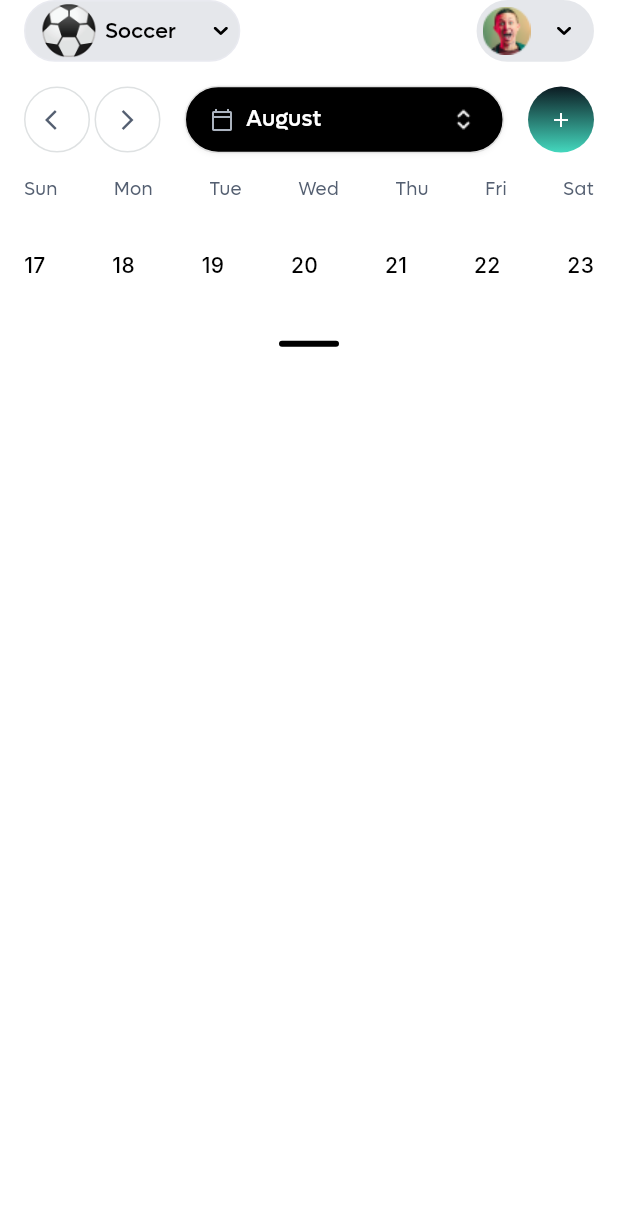
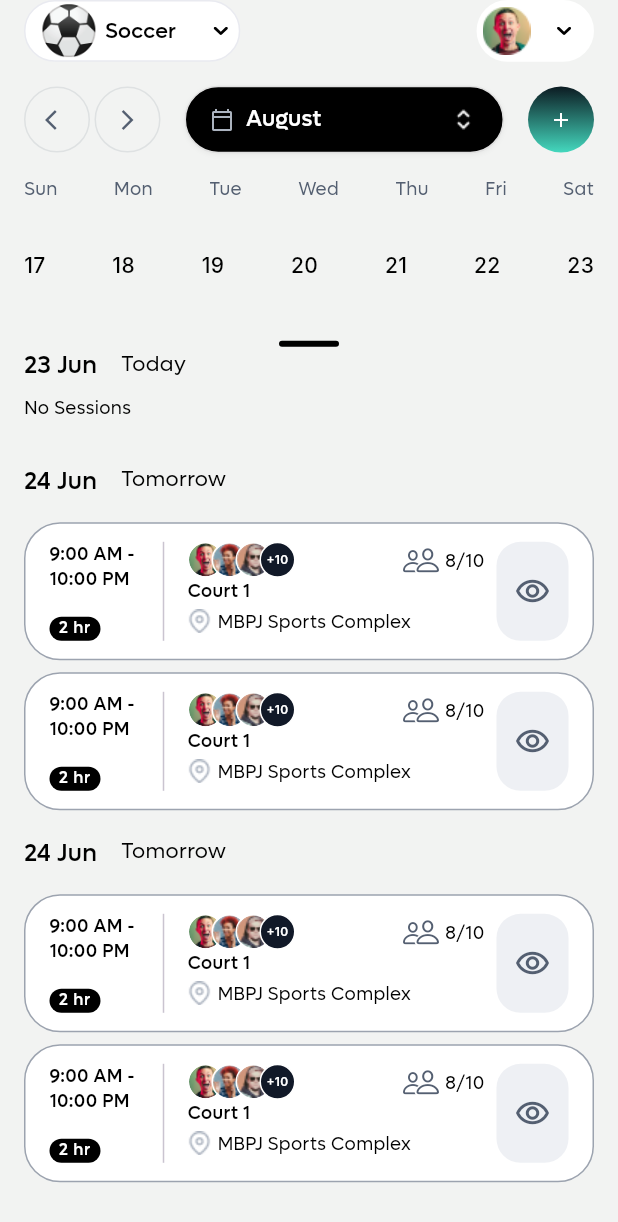
Before and after one commit to Waqas0321/lawan, a Flutter app: the screen it shows after launch, on a phone screen of 412 x 824 dp. Shown: the top 1222 px of the screen. Run offline on Flutter 3.47's test engine with Material 3 defaults, Android fonts, the phone set to English and light mode, and no system bars; our stand-ins replace device_preview, flutter_screenutil, flutter_svg, get, table_calendar; missing offline and left inert: adaptive_sizer; Roboto replaces fonts that are missing (Inter).

Commit message:
Session Screen 1 Updation

```diff
--- a/lib/app/screens/Session_Screen/SessionScreen.dart
+++ b/lib/app/screens/Session_Screen/SessionScreen.dart
@@ -1,3 +1,4 @@
+import 'package:flutter/cupertino.dart';
 import 'package:flutter/material.dart';
 import 'package:flutter_svg/svg.dart';
 import 'package:lawan/app/screens/Session_Screen/Widgets/Session_Header.dart';
@@ -7,6 +8,7 @@ import 'package:table_calendar/table_calendar.dart';
 import '../../utils/images.dart';
 import '../HomeScreen/Widgets/Table_Calender.dart';
 import 'Widgets/Session_timeSlot.dart';
+import 'Widgets/session_Container.dart';
 class Sessionscreen extends StatefulWidget {
   const Sessionscreen({super.key});
 
@@ -18,7 +20,7 @@ class _SessionscreenState extends State<Sessionscreen> {
   @override
   Widget build(BuildContext context) {
     return Scaffold(
-      backgroundColor: Colors.white,
+      backgroundColor: Color(0xFFF2F3F2),
       body: SafeArea(
         child: Padding(
           padding: const EdgeInsets.only(left: 16,right: 16),
@@ -26,7 +28,121 @@ class _SessionscreenState extends State<Sessionscreen> {
             child: Column(
               children: [
                 SessionHeader(),
-                CustomCalender()
+                CustomCalender(),
+                Column(
+                  crossAxisAlignment: CrossAxisAlignment.start,
+                  children: [
+                    SizedBox(
+                      height: 24,
+                      child: Row(
+                        children: [
+                          Text(
+                            '23 Jun',
+                            style: TextStyle(
+                              color: Colors.black,
+                              fontSize: 16,
+                              fontFamily: 'Lufga',
+                              fontWeight: FontWeight.w500,
+                              height: 0.09,
+                            ),
+                          ),
+                          SizedBox(width: 16),
+                          Text(
+                            'Today',
+                            style: TextStyle(
+                              color: Colors.black,
+                              fontSize: 14,
+                              fontFamily: 'Lufga',
+                              fontWeight: FontWeight.w400,
+                              height: 0.11,
+                            ),
+                          ),
+                        ],
+                      ),
+                    ),
+                    SizedBox(height: 16),
+                    SizedBox(
+                      height: 21,
+                      child: Text(
+                        'No Sessions',
+                        style: TextStyle(
+                          color: Colors.black,
+                          fontSize: 12,
+                          fontFamily: 'Lufga',
+                          fontWeight: FontWeight.w400,
+                          height: 0.12,
+                        ),
+                      ),
+                    ),
+                    SizedBox(height: 16),
+                    SizedBox(
+                      height: 24,
+                      child: Row(
+                        children: [
+                          Text(
+                            '24 Jun',
+                            style: TextStyle(
+                              color: Colors.black,
+                              fontSize: 16,
+                              fontFamily: 'Lufga',
+                              fontWeight: FontWeight.w500,
+                              height: 0.09,
+                            ),
+                          ),
+                          SizedBox(width: 16),
+                          Text(
+                            'Tomorrow',
+                            style: TextStyle(
+                              color: Colors.black,
+                              fontSize: 14,
+                              fontFamily: 'Lufga',
+                              fontWeight: FontWeight.w400,
+                              height: 0.11,
+                            ),
+                          ),
+                        ],
+                      ),
+                    ),
+                  ],
+                ),
+
+                SizedBox(height: 16),
+                SessionContainer(),
+                SizedBox(height: 8,),
+                SessionContainer(),
+                SizedBox(height: 16,),
+                SizedBox(
+                  height: 24,
+                  child: Row(
+                    children: [
+                      Text(
+                        '24 Jun',
+                        style: TextStyle(
+                          color: Colors.black,
+                          fontSize: 16,
+                          fontFamily: 'Lufga',
+                          fontWeight: FontWeight.w500,
+                          height: 0.09,
+                        ),
+                      ),
+                      SizedBox(width: 16),
+                      Text(
+                        'Tomorrow',
+                        style: TextStyle(
+                          color: Colors.black,
+                          fontSize: 14,
+                          fontFamily: 'Lufga',
+                          fontWeight: FontWeight.w400,
+                          height: 0.11,
+                        ),
+                      ),
+                    ],
+                  ),
+                ),
+                SizedBox(height: 16,),
+                SessionContainer(),
+                SizedBox(height: 8,),
+                SessionContainer(),
               ],
             ),
           ),
--- a/lib/app/screens/Session_Screen/Widgets/Session_Header.dart
+++ b/lib/app/screens/Session_Screen/Widgets/Session_Header.dart
@@ -44,7 +44,7 @@ class _SessionHeaderState extends State<SessionHeader> {
           mainAxisAlignment: MainAxisAlignment.spaceBetween,
           children: [
             TimeSlotHome(
-              color: Color(0xFFE5E7EB),
+              color: Colors.white,
               timeSlots: weeksRate,
               selectedTimeSlot: _selectedTimeSlot,
               onChanged: _onTimeSlotChanged,
@@ -56,7 +56,7 @@ class _SessionHeaderState extends State<SessionHeader> {
               height: MediaQuery.of(context).size.height * 0.05,
               width: MediaQuery.of(context).size.width * 0.19,
               decoration: BoxDecoration(
-                  color: Color(0xFFE5E7EB),
+                  color: Colors.white,
                   borderRadius: BorderRadius.circular(300)),
               child: Row(
                 mainAxisAlignment: MainAxisAlignment.spaceBetween,
--- a/lib/app/screens/Session_Screen/Widgets/calander.dart
+++ b/lib/app/screens/Session_Screen/Widgets/calander.dart
@@ -31,7 +31,8 @@ class _CustomCalenderState extends State<CustomCalender> {
   ];
   @override
   Widget build(BuildContext context) {
-    return Column(
+    return SingleChildScrollView(
+        child: Column(
           children: [
 
             Row(
@@ -218,6 +219,7 @@ class _CustomCalenderState extends State<CustomCalender> {
 
               },
 
+
               child: Container(
                 width: 40,
                 height: 4,
@@ -231,6 +233,7 @@ class _CustomCalenderState extends State<CustomCalender> {
             )
 
           ],
+        ),
     );
   }
 }
--- /dev/null
+++ b/lib/app/screens/Session_Screen/Widgets/session_Container.dart
@@ -0,0 +1,244 @@
+import 'package:flutter/cupertino.dart';
+import 'package:flutter/material.dart';
+
+import '../../../utils/images.dart';
+class SessionContainer extends StatelessWidget {
+  const SessionContainer({
+    super.key,
+  });
+
+  @override
+  Widget build(BuildContext context) {
+    return Column(
+      crossAxisAlignment: CrossAxisAlignment.start,
+      children: [
+
+        Container(
+          height: 92,
+          padding: const EdgeInsets.symmetric(horizontal: 16, vertical: 12),
+          decoration: ShapeDecoration(
+            color: Colors.white,
+            shape: RoundedRectangleBorder(
+              side: BorderSide(width: 1, color: Color(0xFF9CA3AF)),
+              borderRadius: BorderRadius.circular(24),
+            ),
+          ),
+          child: Row(
+            children: [
+              Container(
+                width: 60,
+                height: 68,
+                child: Column(
+                  mainAxisSize: MainAxisSize.min,
+                  mainAxisAlignment: MainAxisAlignment.spaceBetween,
+                  crossAxisAlignment: CrossAxisAlignment.start,
+                  children: [
+                    Text(
+                      '9:00 AM -\n10:00 PM',
+                      style: TextStyle(
+                        color: Colors.black,
+                        fontSize: 12,
+                        fontFamily: 'Lufga',
+                        fontWeight: FontWeight.w500,
+                      ),
+                    ),
+                    Container(
+                      width: 34,
+                      height: 16,
+                      padding: const EdgeInsets.symmetric(horizontal: 4),
+                      clipBehavior: Clip.antiAlias,
+                      decoration: ShapeDecoration(
+                        color: Colors.black,
+                        shape: RoundedRectangleBorder(
+                          borderRadius: BorderRadius.circular(100),
+                        ),
+                      ),
+                      child: Text(
+                        '2 hr',
+                        textAlign: TextAlign.center,
+                        style: TextStyle(
+                          color: Colors.white,
+                          fontSize: 11,
+                          fontFamily: 'Lufga',
+                          fontWeight: FontWeight.w500,
+                          letterSpacing: 0.50,
+                        ),
+                      ),
+                    )
+                  ],
+                ),
+              ),
+              SizedBox(width: 8,),
+              VerticalDivider(),
+              SizedBox(width: 8,),
+              Expanded(
+                flex: 3,
+                child: Container(
+                  height: 80,
+                  color: Colors.white,
+                  child: Column(
+                    crossAxisAlignment: CrossAxisAlignment.start,
+                    children: [
+                      Stack(
+                        children: [
+                          Row(
+                            children: [
+
+                            ],
+                          ),
+                          Container(
+                            width: 24,
+                            height: 24,
+                            decoration: ShapeDecoration(
+                              image: DecorationImage(
+                                image: AssetImage(Images.avatar),
+                                fit: BoxFit.fill,
+                              ),
+                              shape: RoundedRectangleBorder(
+                                side: BorderSide(width: 1, color: Colors.white),
+                                borderRadius: BorderRadius.circular(100),
+                              ),
+                            ),
+                          ),
+                          Positioned(
+                            left: 16,
+                            child: Container(
+                              width: 24,
+                              height: 24,
+                              decoration: ShapeDecoration(
+                                image: DecorationImage(
+                                  image: AssetImage(Images.avatar2),
+                                  fit: BoxFit.fill,
+                                ),
+                                shape: RoundedRectangleBorder(
+                                  side: BorderSide(width: 1, color: Colors.white),
+                                  borderRadius: BorderRadius.circular(100),
+                                ),
+                              ),
+                            ),
+
+                          ),
+                          Positioned(
+                            left: 32,
+                            child: Container(
+                              width: 24,
+                              height: 24,
+                              decoration: ShapeDecoration(
+                                image: DecorationImage(
+                                  image: AssetImage(Images.avatar3),
+                                  fit: BoxFit.fill,
+                                ),
+                                shape: RoundedRectangleBorder(
+                                  side: BorderSide(width: 1, color: Colors.white),
+                                  borderRadius: BorderRadius.circular(100),
+                                ),
+                              ),
+                            ),
+
+                          ),
+                          Positioned(
+                            left: 48,
+                            child: Container(
+                              width: 24,
+                              height: 24,
+                              decoration: ShapeDecoration(
+                                color: Color(0xFF111928),
+                                shape: RoundedRectangleBorder(
+                                  side: BorderSide(width: 1, color: Colors.white),
+                                  borderRadius: BorderRadius.circular(999),
+                                ),
+                              ),
+                              child: Center(
+                                  child: Text(
+                                    '+10',
+                                    textAlign: TextAlign.center,
+                                    style: TextStyle(
+                                      color: Colors.white,
+                                      fontSize: 8,
+                                      fontFamily: 'Inter',
+                                      fontWeight: FontWeight.w600,
+                                      height: 0.19,
+                                    ),
+                                  )
+                              ),
+                            ),
+
+                          ),
+                          Positioned(
+                            right: 8,
+                            child: Row(
+                              mainAxisAlignment: MainAxisAlignment.spaceBetween,
+                              children: [
+                                Icon(CupertinoIcons.person_2,size: 24,color: Color(0xff545F71),),
+                                SizedBox(width: 4),
+                                Text(
+                                  '8/10',
+                                  textAlign: TextAlign.right,
+                                  style: TextStyle(
+                                    color: Colors.black,
+                                    fontSize: 12,
+                                    fontFamily: 'Lufga',
+                                    fontWeight: FontWeight.w400,
+                                    height: 0.12,
+                                  ),
+                                )
+                              ],
+                            ),
+                          )
+                        ],
+                      ),
+                      SizedBox(height: 8),
+                      Text(
+                        'Court 1',
+                        style: TextStyle(
+                          color: Colors.black,
+                          fontSize: 12,
+                          fontFamily: 'Lufga',
+                          fontWeight: FontWeight.w500,
+                          height: 0.12,
+                        ),
+                      ),
+                      SizedBox(height: 12),
+                      Row(
+                        children: [
+                          Image(image: AssetImage(Images.map),height: 16,width: 16,),
+                          SizedBox(width: 4),
+                          Text(
+                            'MBPJ Sports Complex',
+                            style: TextStyle(
+                              color: Colors.black,
+                              fontSize: 12,
+                              fontFamily: 'Lufga',
+                              fontWeight: FontWeight.w400,
+                              height: 0.12,
+                            ),
+                          )
+                        ],)
+
+                    ],
+                  ),
+                ),
+              ),
+              Container(
+                width: 48,
+                height: 68,
+                padding: const EdgeInsets.all(12),
+                clipBehavior: Clip.antiAlias,
+                decoration: ShapeDecoration(
+                  color: Color(0xFFEEF0F4),
+                  shape: RoundedRectangleBorder(
+                    borderRadius: BorderRadius.circular(16),
+                  ),
+                ),
+                child: Center(
+                  child: Icon(Icons.remove_red_eye_outlined,size: 24,color: Color(0xff545F71),),
+                ),
+              ),
+
+            ],
+          ),
+        )
+      ],
+    );
+  }
+}
--- a/lib/app/utils/images.dart
+++ b/lib/app/utils/images.dart
@@ -1,6 +1,8 @@
 class Images {
   static const String mainImage = "assets/Images";
   static const String avatar = "$mainImage/Avatar.png";
+  static const String avatar2 = "$mainImage/Avatar2.png";
+  static const String avatar3 = "$mainImage/Avatar3.png";
   static const String  frame="$mainImage/frame.png";
   static const String add="$mainImage/add.svg";
   static const String line="$mainImage/line.png";
```
Also changed, not shown: assets/Images/Avatar2.png (added), assets/Images/Avatar3.png (added). Lines whose indentation alone changed are shown as unchanged.
